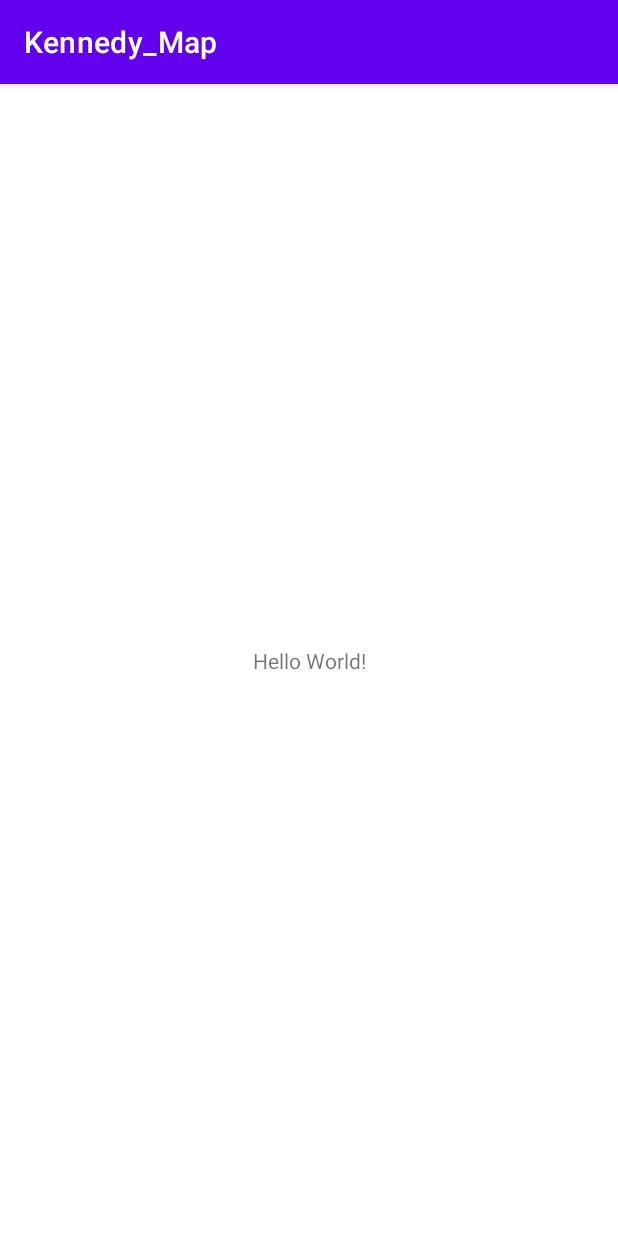
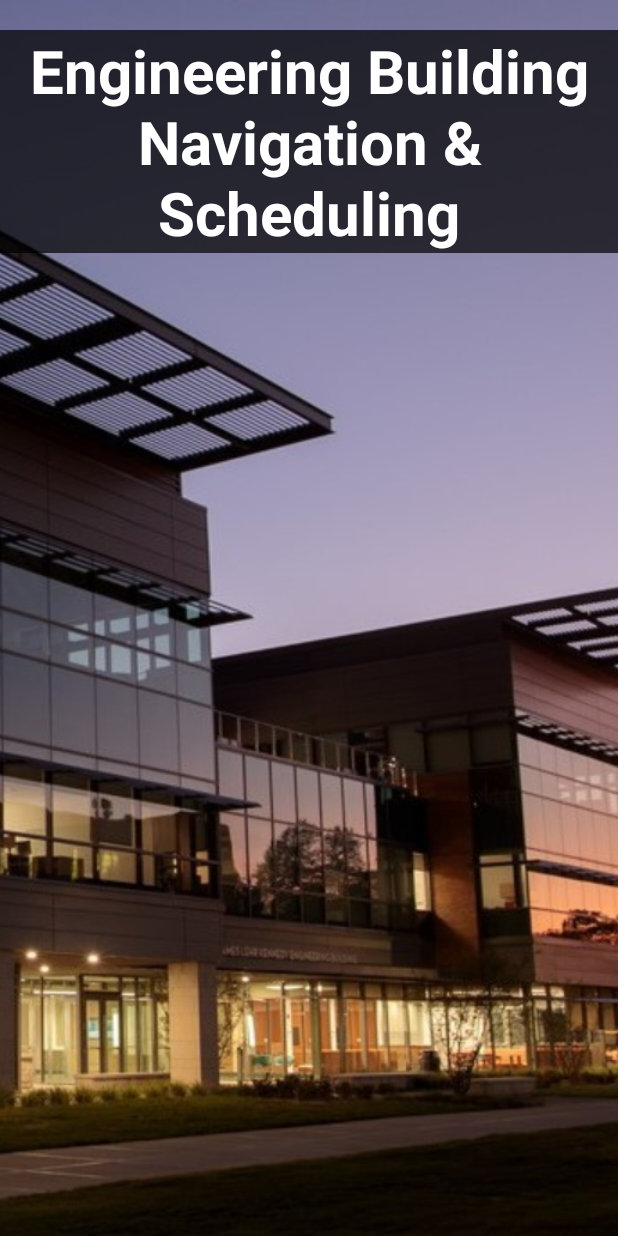
Before and after one commit to Dannysia/Kennedy_Map, an Android app: the screen it shows after launch (MainActivity), on a phone screen of 412 x 824 dp. Run offline under Robolectric (Android 15) with nearby library versions, the phone set to English and light mode, and no system bars.

Commit message:
Sign-In screen UI

```diff
--- a/app/src/main/java/edu/onu/kennedy_map/MainActivity.java
+++ b/app/src/main/java/edu/onu/kennedy_map/MainActivity.java
@@ -1,5 +1,6 @@
 package edu.onu.kennedy_map;
 
+import androidx.appcompat.app.ActionBar;
 import androidx.appcompat.app.AppCompatActivity;
 
 import android.os.Bundle;
@@ -9,6 +10,9 @@ public class MainActivity extends AppCompatActivity {
 	@Override
 	protected void onCreate(Bundle savedInstanceState) {
 		super.onCreate(savedInstanceState);
-		setContentView(R.layout.activity_main);
+		setContentView(R.layout.sign_in);
+		ActionBar actionBar = getSupportActionBar();
+		actionBar.hide();
+
 	}
 }
--- a/app/src/main/res/layout/activity_main.xml
+++ /dev/null
@@ -1,18 +0,0 @@
-<?xml version="1.0" encoding="utf-8"?>
-<androidx.constraintlayout.widget.ConstraintLayout xmlns:android="http://schemas.android.com/apk/res/android"
-    xmlns:app="http://schemas.android.com/apk/res-auto"
-    xmlns:tools="http://schemas.android.com/tools"
-    android:layout_width="match_parent"
-    android:layout_height="match_parent"
-    tools:context=".MainActivity">
-
-    <TextView
-        android:layout_width="wrap_content"
-        android:layout_height="wrap_content"
-        android:text="Hello World!"
-        app:layout_constraintBottom_toBottomOf="parent"
-        app:layout_constraintLeft_toLeftOf="parent"
-        app:layout_constraintRight_toRightOf="parent"
-        app:layout_constraintTop_toTopOf="parent" />
-
-</androidx.constraintlayout.widget.ConstraintLayout>
--- /dev/null
+++ b/app/src/main/res/layout/sign_in.xml
@@ -0,0 +1,347 @@
+<?xml version="1.0" encoding="utf-8"?>
+<androidx.constraintlayout.widget.ConstraintLayout xmlns:android="http://schemas.android.com/apk/res/android"
+    xmlns:app="http://schemas.android.com/apk/res-auto"
+    xmlns:tools="http://schemas.android.com/tools"
+    android:layout_width="match_parent"
+    android:layout_height="match_parent"
+    android:background="#000000"
+    tools:context=".MainActivity"
+    >
+
+    <ImageView
+        android:id="@+id/imageView"
+        android:layout_width="match_parent"
+        android:layout_height="match_parent"
+        android:adjustViewBounds="true"
+        android:scaleType="centerCrop"
+        app:layout_constraintStart_toStartOf="parent"
+        app:layout_constraintTop_toTopOf="parent"
+        app:srcCompat="@drawable/title_background"
+        tools:ignore="ImageContrastCheck" />
+
+    <LinearLayout
+        android:id="@+id/linearLayout"
+        android:layout_width="match_parent"
+        android:layout_height="match_parent"
+        android:orientation="vertical"
+        app:layout_constraintBottom_toBottomOf="parent"
+        app:layout_constraintEnd_toEndOf="parent"
+        app:layout_constraintStart_toStartOf="parent"
+        app:layout_constraintTop_toTopOf="parent">
+
+        <TextView
+            android:id="@+id/signInTitle"
+            android:layout_width="match_parent"
+            android:layout_height="wrap_content"
+            android:layout_marginTop="20dp"
+            android:autoSizeMaxTextSize="40sp"
+            android:autoSizeMinTextSize="40sp"
+            android:autoSizeTextType="none"
+            android:background="@color/ui_black"
+            android:gravity="center"
+            android:text="@string/title"
+            android:textColor="#FFFFFF"
+            android:textSize="40sp"
+            android:textStyle="bold" />
+
+        <Space
+            android:layout_width="match_parent"
+            android:layout_height="wrap_content" />
+
+        <LinearLayout
+            android:id="@+id/signinSignupLayout"
+            android:layout_width="match_parent"
+            android:layout_height="match_parent"
+            android:gravity="bottom"
+            android:orientation="vertical"
+            android:visibility="gone">
+
+            <Space
+                android:layout_width="match_parent"
+                android:layout_height="wrap_content"
+                android:layout_weight="8" />
+
+            <LinearLayout
+                android:layout_width="match_parent"
+                android:layout_height="wrap_content"
+                android:layout_weight=".1"
+                android:gravity="center"
+                android:orientation="horizontal">
+
+                <Space
+                    android:layout_width="wrap_content"
+                    android:layout_height="wrap_content"
+                    android:layout_weight=".1" />
+
+                <Button
+                    android:id="@+id/proceedToSigninButton"
+                    android:layout_width="wrap_content"
+                    android:layout_height="wrap_content"
+                    android:layout_weight=".3"
+                    android:text="Sign In"
+                    android:textStyle="bold" />
+
+                <Space
+                    android:layout_width="wrap_content"
+                    android:layout_height="wrap_content"
+                    android:layout_weight=".1" />
+
+                <Button
+                    android:id="@+id/proceedToSignupButton"
+                    android:layout_width="wrap_content"
+                    android:layout_height="wrap_content"
+                    android:layout_weight=".3"
+                    android:text="Sign Up"
+                    android:textStyle="bold" />
+
+                <Space
+                    android:layout_width="wrap_content"
+                    android:layout_height="wrap_content"
+                    android:layout_weight=".1" />
+
+            </LinearLayout>
+
+            <LinearLayout
+                android:layout_width="match_parent"
+                android:layout_height="wrap_content"
+                android:layout_weight=".1"
+                android:orientation="horizontal">
+
+                <Space
+                    android:layout_width="wrap_content"
+                    android:layout_height="wrap_content"
+                    android:layout_weight=".3" />
+
+                <Button
+                    android:id="@+id/guestButton"
+                    android:layout_width="wrap_content"
+                    android:layout_height="wrap_content"
+                    android:layout_weight=".4"
+                    android:text="Continue as Guest"
+                    android:textStyle="bold" />
+
+                <Space
+                    android:layout_width="wrap_content"
+                    android:layout_height="wrap_content"
+                    android:layout_weight=".3" />
+            </LinearLayout>
+
+            <TextView
+                android:id="@+id/textView3"
+                android:layout_width="match_parent"
+                android:layout_height="wrap_content"
+                android:layout_weight=".1"
+                android:background="#59000000"
+                android:gravity="center"
+                android:text="By: Logan Reichling, Matt Opara, Danny Siatkosky, Max Martin"
+                android:textColor="#FFFFFF"
+                android:textSize="12sp" />
+
+            <Space
+                android:layout_width="match_parent"
+                android:layout_height="wrap_content"
+                android:layout_weight=".4" />
+
+        </LinearLayout>
+
+        <LinearLayout
+            android:id="@+id/signinLayout"
+            android:layout_width="match_parent"
+            android:layout_height="match_parent"
+            android:gravity="center"
+            android:orientation="vertical"
+            android:visibility="gone">
+
+            <Space
+                android:layout_width="match_parent"
+                android:layout_height="wrap_content"
+                android:layout_weight="6" />
+
+            <LinearLayout
+                android:layout_width="match_parent"
+                android:layout_height="wrap_content"
+                android:layout_marginLeft="20dp"
+                android:layout_marginRight="20dp"
+                android:layout_weight="3"
+                android:background="@color/light_ui_black"
+                android:gravity="center"
+                android:orientation="vertical">
+
+                <TextView
+                    android:id="@+id/textView4"
+                    android:layout_width="match_parent"
+                    android:layout_height="wrap_content"
+                    android:layout_marginBottom="20dp"
+                    android:gravity="center"
+                    android:text="Please enter your email and password to login..."
+                    android:textColor="#FFFFFF"
+                    android:textSize="16sp" />
+
+                <EditText
+                    android:id="@+id/emailLoginEditText"
+                    android:layout_width="match_parent"
+                    android:layout_height="wrap_content"
+                    android:layout_marginLeft="10dp"
+                    android:layout_marginRight="10dp"
+                    android:backgroundTint="#FFFFFF"
+                    android:ems="10"
+                    android:hint="Email"
+                    android:inputType="textWebEmailAddress"
+                    android:minHeight="48dp"
+                    android:textColor="#FFFFFF"
+                    android:textColorHint="#FFFFFF" />
+
+                <EditText
+                    android:id="@+id/passwordLoginEditText"
+                    android:layout_width="match_parent"
+                    android:layout_height="wrap_content"
+                    android:layout_marginLeft="10dp"
+                    android:layout_marginRight="10dp"
+                    android:backgroundTint="#FFFFFF"
+                    android:ems="10"
+                    android:hint="Password"
+                    android:inputType="textPassword"
+                    android:minHeight="48dp"
+                    android:textColor="#FFFFFF"
+                    android:textColorHint="#FFFFFF" />
+            </LinearLayout>
+
+            <Space
+                android:layout_width="match_parent"
+                android:layout_height="wrap_content"
+                android:layout_weight="5" />
+
+            <LinearLayout
+                android:layout_width="match_parent"
+                android:layout_height="wrap_content"
+                android:layout_weight="2"
+                android:gravity="center|center_vertical"
+                android:orientation="vertical">
+
+                <Button
+                    android:id="@+id/signinButton"
+                    android:layout_width="match_parent"
+                    android:layout_height="wrap_content"
+                    android:layout_marginLeft="30dp"
+                    android:layout_marginRight="30dp"
+                    android:text="Sign-In" />
+
+                <Button
+                    android:id="@+id/returnToTitleButton"
+                    android:layout_width="match_parent"
+                    android:layout_height="wrap_content"
+                    android:layout_marginLeft="30dp"
+                    android:layout_marginRight="30dp"
+                    android:text="Return to Title Screen" />
+            </LinearLayout>
+
+        </LinearLayout>
+
+        <LinearLayout
+            android:id="@+id/signupLayout"
+            android:layout_width="match_parent"
+            android:layout_height="match_parent"
+            android:orientation="vertical"
+            android:visibility="gone">
+
+            <Space
+                android:layout_width="match_parent"
+                android:layout_height="wrap_content"
+                android:layout_weight="2" />
+
+            <LinearLayout
+                android:layout_width="match_parent"
+                android:layout_height="wrap_content"
+                android:layout_marginLeft="20dp"
+                android:layout_marginRight="20dp"
+                android:layout_weight="2"
+                android:background="@color/light_ui_black"
+                android:gravity="center"
+                android:orientation="vertical">
+
+                <TextView
+                    android:id="@+id/textView5"
+                    android:layout_width="match_parent"
+                    android:layout_height="wrap_content"
+                    android:layout_marginBottom="20dp"
+                    android:gravity="center"
+                    android:text="Please enter an email and a password to sign-up"
+                    android:textColor="#FFFFFF"
+                    android:textSize="16sp" />
+
+                <EditText
+                    android:id="@+id/emailSignupEditText"
+                    android:layout_width="match_parent"
+                    android:layout_height="wrap_content"
+                    android:layout_marginLeft="10dp"
+                    android:layout_marginRight="10dp"
+                    android:backgroundTint="#FFFFFF"
+                    android:ems="10"
+                    android:hint="Email..."
+                    android:inputType="textWebEmailAddress"
+                    android:minHeight="48dp"
+                    android:textColor="#FFFFFF"
+                    android:textColorHint="#FFFFFF" />
+
+                <EditText
+                    android:id="@+id/passwordSignupEditText"
+                    android:layout_width="match_parent"
+                    android:layout_height="wrap_content"
+                    android:layout_marginLeft="10dp"
+                    android:layout_marginRight="10dp"
+                    android:backgroundTint="#FFFFFF"
+                    android:ems="10"
+                    android:hint="Password..."
+                    android:inputType="textPassword"
+                    android:minHeight="48dp"
+                    android:textColor="#FFFFFF"
+                    android:textColorHint="#FFFFFF" />
+
+                <EditText
+                    android:id="@+id/confirmPasswordSignupEditText"
+                    android:layout_width="match_parent"
+                    android:layout_height="wrap_content"
+                    android:layout_marginLeft="10dp"
+                    android:layout_marginRight="10dp"
+                    android:backgroundTint="#FFFFFF"
+                    android:ems="10"
+                    android:hint="Confirm Password..."
+                    android:inputType="textPassword"
+                    android:minHeight="48dp"
+                    android:textColor="#FFFFFF"
+                    android:textColorHint="#FFFFFF" />
+            </LinearLayout>
+
+            <Space
+                android:layout_width="match_parent"
+                android:layout_height="wrap_content"
+                android:layout_weight="2" />
+
+            <LinearLayout
+                android:layout_width="match_parent"
+                android:layout_height="wrap_content"
+                android:layout_weight="2"
+                android:gravity="center|center_vertical"
+                android:orientation="vertical">
+
+                <Button
+                    android:id="@+id/signupButton"
+                    android:layout_width="match_parent"
+                    android:layout_height="wrap_content"
+                    android:layout_marginLeft="30dp"
+                    android:layout_marginRight="30dp"
+                    android:text="Sign-In" />
+
+                <Button
+                    android:id="@+id/returnToTitle2Button"
+                    android:layout_width="match_parent"
+                    android:layout_height="wrap_content"
+                    android:layout_marginLeft="30dp"
+                    android:layout_marginRight="30dp"
+                    android:text="Return to Title Screen" />
+            </LinearLayout>
+
+        </LinearLayout>
+
+    </LinearLayout>
+</androidx.constraintlayout.widget.ConstraintLayout>
--- a/app/src/main/res/values/colors.xml
+++ b/app/src/main/res/values/colors.xml
@@ -1,10 +1,12 @@
 <?xml version="1.0" encoding="utf-8"?>
 <resources>
     <color name="purple_200">#FFBB86FC</color>
-    <color name="purple_500">#FF6200EE</color>
-    <color name="purple_700">#FF3700B3</color>
+    <color name="purple_500">#D88710</color>
+    <color name="purple_700">#C57600</color>
     <color name="teal_200">#FF03DAC5</color>
     <color name="teal_700">#FF018786</color>
     <color name="black">#FF000000</color>
+    <color name="ui_black">#B3000000</color>
+    <color name="light_ui_black">#59000000</color>
     <color name="white">#FFFFFFFF</color>
 </resources>
--- a/app/src/main/res/values/strings.xml
+++ b/app/src/main/res/values/strings.xml
@@ -1,3 +1,4 @@
 <resources>
     <string name="app_name">Kennedy_Map</string>
+    <string name="title"><![CDATA[Engineering Building Navigation & Scheduling]]></string>
 </resources>
--- a/app/src/main/res/values/themes.xml
+++ b/app/src/main/res/values/themes.xml
@@ -2,8 +2,8 @@
     <!-- Base application theme. -->
     <style name="Theme.Kennedy_Map" parent="Theme.MaterialComponents.DayNight.DarkActionBar">
         <!-- Primary brand color. -->
-        <item name="colorPrimary">@color/purple_500</item>
-        <item name="colorPrimaryVariant">@color/purple_700</item>
+        <item name="colorPrimary">@color/ui_black</item>
+        <item name="colorPrimaryVariant">@color/ui_black</item>
         <item name="colorOnPrimary">@color/white</item>
         <!-- Secondary brand color. -->
         <item name="colorSecondary">@color/teal_200</item>
```
Also changed, not shown: app/src/main/res/drawable/title_background.jpg (added).
